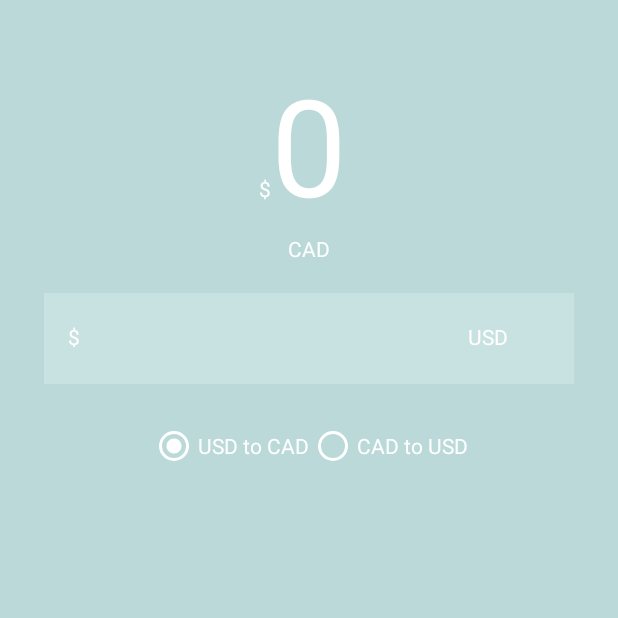
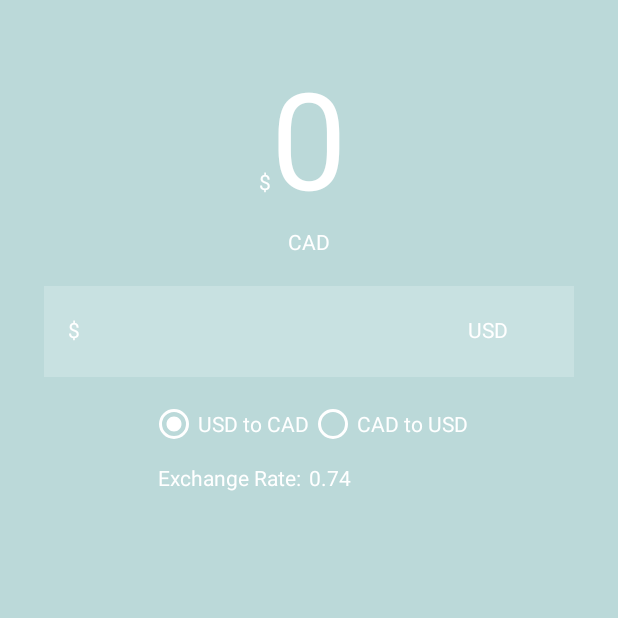
Before and after one commit to helloden/chip, an Android app: the screen it shows after launch (MainActivity), on a phone screen of 412 x 824 dp, the top half of it. Run offline under Robolectric (Android 15) with nearby library versions, the phone set to English and light mode, and no system bars.

Commit message:
Updated UI to show exchange rate

```diff
--- a/app/src/main/java/com/novonze/chip/MainActivity.java
+++ b/app/src/main/java/com/novonze/chip/MainActivity.java
@@ -15,6 +15,10 @@ public class MainActivity extends AppCompatActivity {
     String fromCurrency = "CAD";
 
     String toCurrency = "USD";
+
+    double baseExchangeRate = 0.74;
+
+    double exchangeRate = 0.74;
 
     @Override
     protected void onCreate(Bundle savedInstanceState) {
@@ -69,15 +73,19 @@ public class MainActivity extends AppCompatActivity {
     {
         TextView toCurrencyLabel = (TextView) findViewById(R.id.toCurrencyLabel);
         TextView fromCurrencyLabel = (TextView) findViewById(R.id.fromCurrencyLabel);
+        TextView exchangeRateLabel = (TextView) findViewById(R.id.textView14);
+        exchangeRate = baseExchangeRate;
 
         switch (checkedOption) {
             case (R.id.toCADRadioButton):
                 toCurrency = "CAD";
                 fromCurrency = "USD";
+                exchangeRate = baseExchangeRate;
                 break;
             case (R.id.toUSDRadioButton):
                 toCurrency = "USD";
                 fromCurrency = "CAD";
+                exchangeRate = 1/baseExchangeRate;
                 break;
             default:
                 return;
@@ -85,6 +93,7 @@ public class MainActivity extends AppCompatActivity {
 
         toCurrencyLabel.setText(toCurrency);
         fromCurrencyLabel.setText(fromCurrency);
+        exchangeRateLabel.setText(String.format("%.2f", exchangeRate));
     }
 
     private double convert(double originalValue) {
@@ -99,16 +108,11 @@ public class MainActivity extends AppCompatActivity {
             taxRate = 1.095;
         }
 
-        return convertToCurrency(originalValue) * taxRate;
+        return convertToCurrency(originalValue * taxRate);
     }
 
     private double convertToCurrency(double originalValue) {
-        if(isFinalUSDValue()) {
-            return originalValue / 0.74;
-        }
-        else {
-            return originalValue * 0.74;
-        }
+        return originalValue / exchangeRate;
     }
 
     private boolean isFinalUSDValue()
--- a/app/src/main/res/layout/activity_main.xml
+++ b/app/src/main/res/layout/activity_main.xml
@@ -46,7 +46,7 @@
         android:text="0"
         android:maxLines="1"
         android:textColor="@android:color/white"
-        android:layout_marginTop="20dp"
+        android:layout_marginTop="15dp"
         android:layout_centerHorizontal="true"
         tools:fontFamily="sans-serif" />
 
@@ -54,7 +54,7 @@
         android:id="@+id/radioGroup"
         android:layout_width="wrap_content"
         android:layout_height="wrap_content"
-        android:layout_marginTop="25dp"
+        android:layout_marginTop="15dp"
         android:checkedButton="@+id/toCADRadioButton"
         android:layout_below="@+id/textbox"
         android:layout_centerHorizontal="true"
@@ -117,4 +117,26 @@
         android:id="@+id/fromCurrencyLabel"
         android:textColor="@color/colorTextColourLight" />
 
+    <TextView
+        android:layout_width="wrap_content"
+        android:layout_height="wrap_content"
+        android:id="@+id/textView14"
+        android:textColor="@android:color/white"
+        android:text="--"
+        android:layout_alignBaseline="@+id/exchangeRateLabel"
+        android:layout_alignBottom="@+id/exchangeRateLabel"
+        android:layout_toRightOf="@+id/exchangeRateLabel"
+        android:layout_marginStart="5dp"/>
+
+    <TextView
+        android:text="Exchange Rate:"
+        android:layout_width="wrap_content"
+        android:layout_height="wrap_content"
+        android:layout_marginTop="10dp"
+        android:id="@+id/exchangeRateLabel"
+        android:textColor="@android:color/white"
+        android:layout_below="@+id/radioGroup"
+        android:layout_alignStart="@+id/radioGroup"
+        android:layout_marginStart="5dp" />
+
 </RelativeLayout>
```
